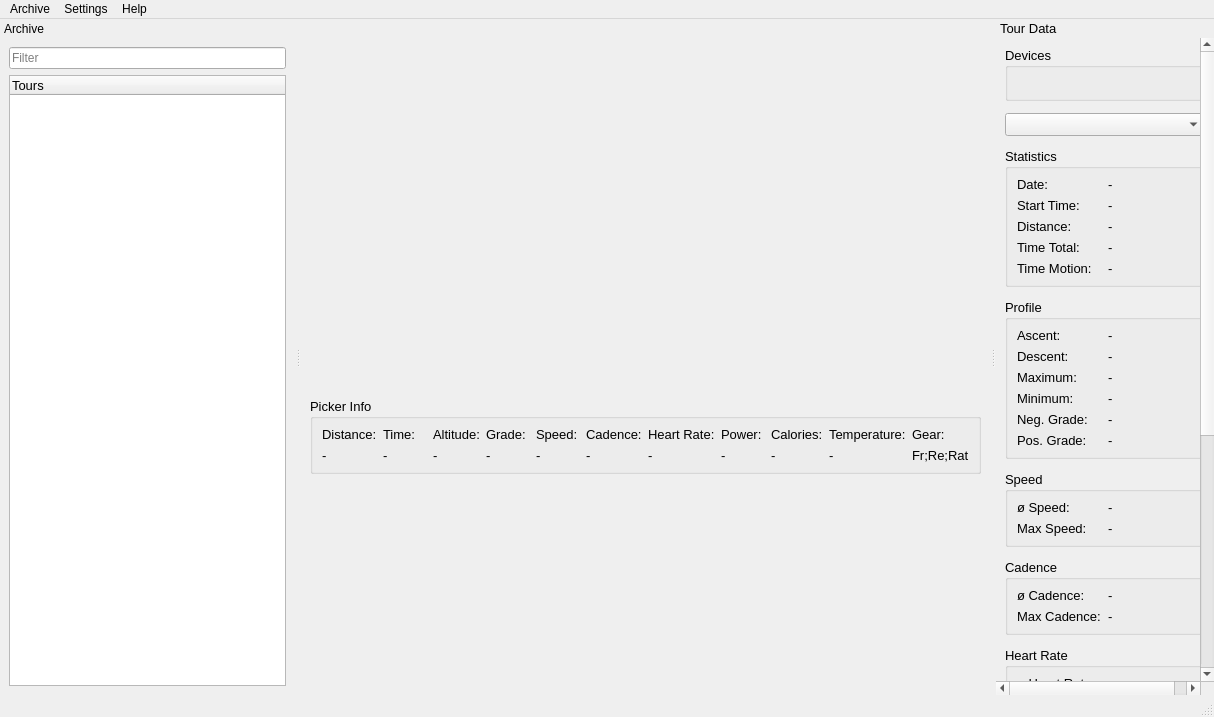
Qt form MainWindow.ui (masc4ii/WaoStats) before a commit.
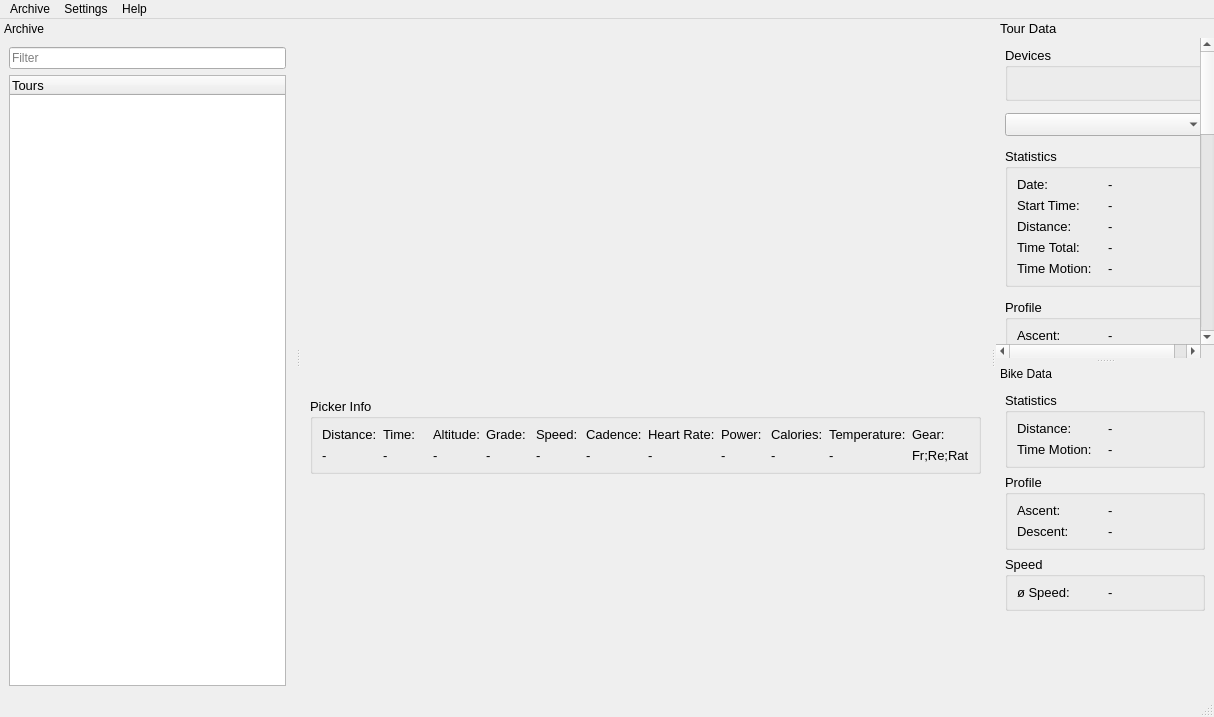
The same form after that commit. Icons and pictures are not drawn. Custom widgets are drawn as their Qt base class.

Commit message: Bike sum stats added

```diff
--- a/MainWindow.ui
+++ b/MainWindow.ui
@@ -489,7 +489,7 @@
         <property name="geometry">
          <rect>
           <x>0</x>
-          <y>0</y>
+          <y>-234</y>
           <width>218</width>
           <height>916</height>
          </rect>
@@ -1071,6 +1071,170 @@
     </layout>
    </widget>
   </widget>
+  <widget class="QDockWidget" name="dockWidgetBikeData">
+   <property name="features">
+    <set>QDockWidget::NoDockWidgetFeatures</set>
+   </property>
+   <property name="allowedAreas">
+    <set>Qt::RightDockWidgetArea</set>
+   </property>
+   <property name="windowTitle">
+    <string>Bike Data</string>
+   </property>
+   <attribute name="dockWidgetArea">
+    <number>2</number>
+   </attribute>
+   <widget class="QWidget" name="dockWidgetContents_3">
+    <layout class="QGridLayout" name="gridLayout_15">
+     <item row="0" column="0">
+      <widget class="QGroupBox" name="groupBox">
+       <property name="font">
+        <font>
+         <pointsize>10</pointsize>
+        </font>
+       </property>
+       <property name="title">
+        <string>Statistics</string>
+       </property>
+       <layout class="QGridLayout" name="gridLayout_14">
+        <property name="topMargin">
+         <number>8</number>
+        </property>
+        <property name="bottomMargin">
+         <number>8</number>
+        </property>
+        <item row="1" column="0">
+         <widget class="QLabel" name="label_18">
+          <property name="text">
+           <string>Time Motion:</string>
+          </property>
+         </widget>
+        </item>
+        <item row="0" column="1">
+         <widget class="QLabel" name="labelDistanceBike">
+          <property name="text">
+           <string>-</string>
+          </property>
+         </widget>
+        </item>
+        <item row="1" column="1">
+         <widget class="QLabel" name="labelTimeMotionBike">
+          <property name="toolTip">
+           <string>hours:minutes:seconds</string>
+          </property>
+          <property name="text">
+           <string>-</string>
+          </property>
+         </widget>
+        </item>
+        <item row="0" column="0">
+         <widget class="QLabel" name="label_20">
+          <property name="text">
+           <string>Distance:</string>
+          </property>
+         </widget>
+        </item>
+       </layout>
+      </widget>
+     </item>
+     <item row="3" column="0">
+      <spacer name="verticalSpacer_2">
+       <property name="orientation">
+        <enum>Qt::Vertical</enum>
+       </property>
+       <property name="sizeHint" stdset="0">
+        <size>
+         <width>20</width>
+         <height>114</height>
+        </size>
+       </property>
+      </spacer>
+     </item>
+     <item row="1" column="0">
+      <widget class="QGroupBox" name="groupBox_3">
+       <property name="font">
+        <font>
+         <pointsize>10</pointsize>
+        </font>
+       </property>
+       <property name="title">
+        <string>Profile</string>
+       </property>
+       <layout class="QGridLayout" name="gridLayout_16">
+        <property name="topMargin">
+         <number>8</number>
+        </property>
+        <property name="bottomMargin">
+         <number>8</number>
+        </property>
+        <item row="0" column="0">
+         <widget class="QLabel" name="label_21">
+          <property name="text">
+           <string>Ascent:</string>
+          </property>
+         </widget>
+        </item>
+        <item row="0" column="1">
+         <widget class="QLabel" name="labelAscentBike">
+          <property name="text">
+           <string>-</string>
+          </property>
+         </widget>
+        </item>
+        <item row="1" column="0">
+         <widget class="QLabel" name="label_32">
+          <property name="text">
+           <string>Descent:</string>
+          </property>
+         </widget>
+        </item>
+        <item row="1" column="1">
+         <widget class="QLabel" name="labelDescentBike">
+          <property name="text">
+           <string>-</string>
+          </property>
+         </widget>
+        </item>
+       </layout>
+      </widget>
+     </item>
+     <item row="2" column="0">
+      <widget class="QGroupBox" name="groupBox_5">
+       <property name="font">
+        <font>
+         <pointsize>10</pointsize>
+        </font>
+       </property>
+       <property name="title">
+        <string>Speed</string>
+       </property>
+       <layout class="QGridLayout" name="gridLayout_17">
+        <property name="topMargin">
+         <number>8</number>
+        </property>
+        <property name="bottomMargin">
+         <number>8</number>
+        </property>
+        <item row="0" column="0">
+         <widget class="QLabel" name="label_22">
+          <property name="text">
+           <string>ø Speed:</string>
+          </property>
+         </widget>
+        </item>
+        <item row="0" column="1">
+         <widget class="QLabel" name="labelSpeedAverageBike">
+          <property name="text">
+           <string>-</string>
+          </property>
+         </widget>
+        </item>
+       </layout>
+      </widget>
+     </item>
+    </layout>
+   </widget>
+  </widget>
   <action name="action_google_map">
    <property name="text">
     <string>Google: Maps</string>
```
Left out of the diff: 6 changed lines with no effect on the pictures. The commit also changes 2 other files.
